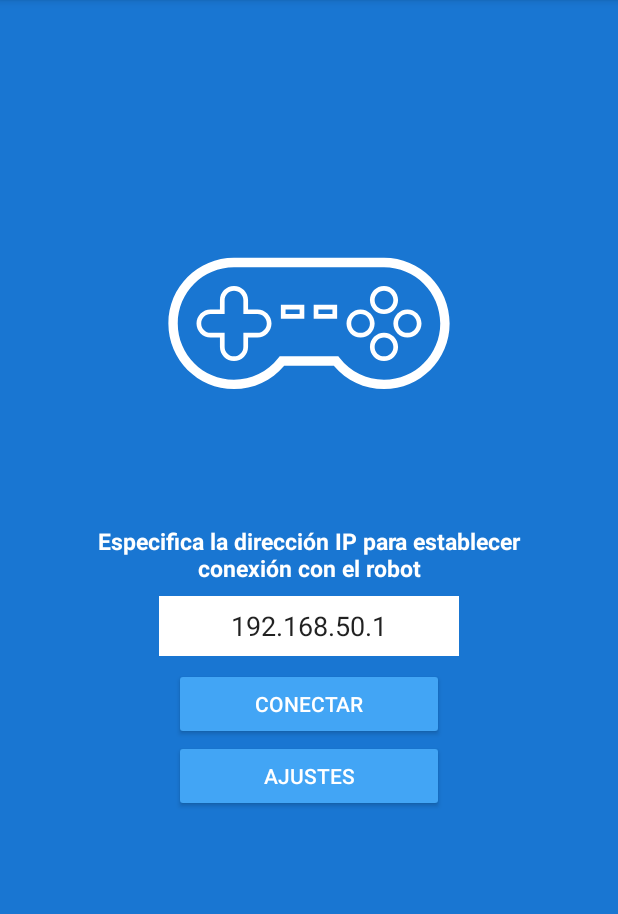
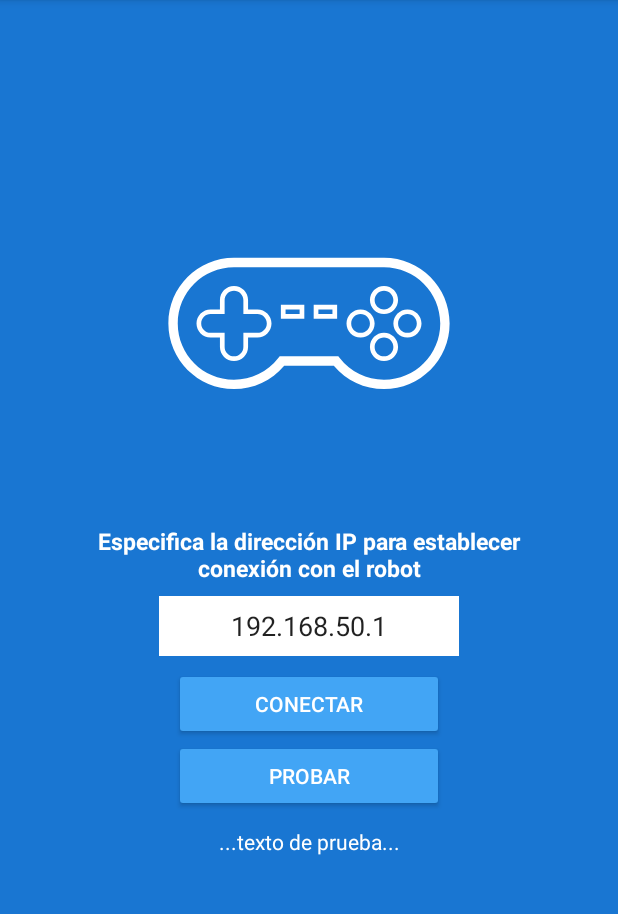
Before and after one commit to germantellezv/ControlRemoto, an Android app: the screen it shows after launch (MainActivity), on a phone screen of 412 x 824 dp, the part 84-998 px from its top. Run offline under Robolectric (Android 15) with nearby library versions, the phone set to English and light mode, and no system bars; libraries missing offline, so code that uses them is left out: com.github.kittinunf.fuel, com.github.kittinunf.result.

Commit message:
Funcional. Pendiente por configurar la ip desdel EditText y no desde el codigo

```diff
--- a/app/src/main/java/com/example/controlremoto/MainActivity.kt
+++ b/app/src/main/java/com/example/controlremoto/MainActivity.kt
@@ -4,27 +4,31 @@ import android.content.Intent
 import androidx.appcompat.app.AppCompatActivity
 import android.os.Bundle
 import android.widget.Button
+import android.widget.EditText
 import android.widget.TextView
 import android.widget.Toast
 import com.github.kittinunf.fuel.android.extension.responseJson
 import com.github.kittinunf.fuel.httpGet
 import com.github.kittinunf.result.Result
+import kotlinx.android.synthetic.main.activity_main.*
 import org.json.JSONObject
 
 class MainActivity : AppCompatActivity() {
     private var Conectar:Button?= null
     private var mensaje:TextView? = null
-    private var ajustes:Button?=null
+    private var probar:Button?=null
+    private var dirip: EditText?=null
 
     override fun onCreate(savedInstanceState: Bundle?) {
         super.onCreate(savedInstanceState)
         setContentView(R.layout.activity_main)
         mensaje = findViewById(R.id.textView3) as TextView
-        ajustes = findViewById(R.id.btnAjustes) as Button
+        probar = findViewById(R.id.btnProbar) as Button
+        dirip = findViewById(R.id.ipAddress) as EditText
         Conectar = findViewById(R.id.ButtonConnect) as Button
         Conectar?.setOnClickListener{
 
-            var url="http://192.168.3.108:5555/api/v1/login"
+            var url="http://192.168.50.1:5555/api/v1/login"
                 .httpGet().responseJson{ request, response, result ->
                     when (result) {
                         is Result.Failure -> {
@@ -45,9 +49,8 @@ class MainActivity : AppCompatActivity() {
                     }
                 }
         }
-        ajustes?.setOnClickListener{
-            val intent = Intent(this,Main3Activity::class.java)
-            startActivity(intent)
+        probar?.setOnClickListener{
+            textView8.setText(dirip!!.text)
         }
 
 
--- a/app/src/main/res/layout/activity_main.xml
+++ b/app/src/main/res/layout/activity_main.xml
@@ -55,12 +55,22 @@
             />
 
     <Button
-            android:id="@+id/btnAjustes"
+            android:id="@+id/btnProbar"
             android:layout_width="180dp"
             android:layout_height="wrap_content"
             android:backgroundTint="@color/primaryColor"
             android:text="@string/BtnAjustes"
             android:layout_gravity="center_horizontal"
             android:textColor="@color/secondaryTextColor"/>
+    <TextView
+            android:id="@+id/textView8"
+            android:hint="...texto de prueba..."
+            android:layout_width="180dp"
+            android:layout_height="40dp"
+            android:layout_gravity="center_horizontal"
+            android:gravity="center"
+            android:textColorHint="@color/secondaryTextColor"
+
+    />
 
 </LinearLayout>
--- a/app/src/main/res/layout/activity_main2.xml
+++ b/app/src/main/res/layout/activity_main2.xml
@@ -20,8 +20,9 @@
 
     <TextView
             android:id="@+id/textView6"
+            android:textAlignment="center"
             android:layout_width="match_parent"
-            android:layout_height="150dp"
+            android:layout_height="80dp"
             android:layout_marginTop="10dp"
             android:layout_gravity="center_horizontal"/>
     <GridLayout
@@ -50,6 +51,7 @@
                 android:backgroundTint="@color/whiteColor"
                 android:ems="10"
                 android:hint="Tiempo"
+                android:textColor="@color/secondaryTextColor"
                 android:textColorHint="@color/secondaryTextColor"
                 android:inputType="number"
                 android:textAlignment="center"
--- a/app/src/main/res/values/strings.xml
+++ b/app/src/main/res/values/strings.xml
@@ -4,7 +4,7 @@
     <string name="title_activity_main3">Ajustes</string>
     <string name="TvBienvenido">¡Bienvenido!</string>
     <string name="BtnConectar">CONECTAR</string>
-    <string name="BtnAjustes">AJUSTES</string>
+    <string name="BtnAjustes">PROBAR</string>
     <string name="TvMotor">Motor</string>
     <string name="TvDireccion">Dirección</string>
     <string name="RbIzquierdo">Izquierdo</string>
```
Also changed, not shown: app/src/main/java/com/example/controlremoto/Main2Activity.kt (+4 -4 lines).
